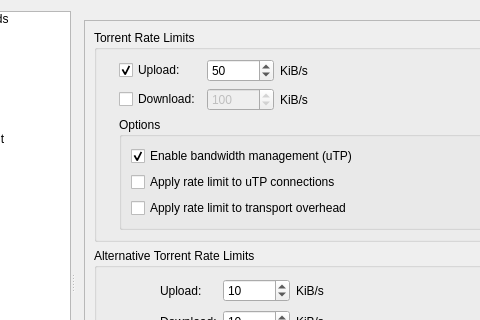
Qt form src/preferences/options.ui (qmule/qmule) before a commit; both pictures show x 198 to 678 and y 0 to 320 of the 789 by 591 pixel window.
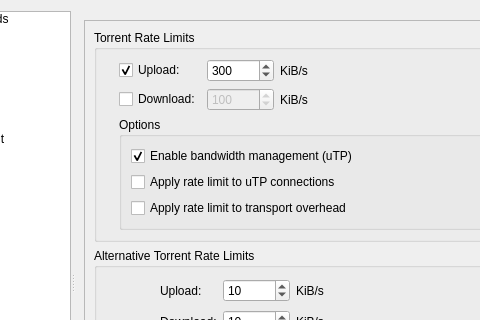
The same form after that commit. The open tabs and pages were chosen to show the change. Icons and pictures are not drawn.

Commit message: #92 correct upload limit

Diff of the .ui file:
```diff
--- a/src/preferences/options.ui
+++ b/src/preferences/options.ui
@@ -1345,8 +1345,8 @@
             <rect>
              <x>0</x>
              <y>0</y>
-             <width>275</width>
-             <height>396</height>
+             <width>486</width>
+             <height>456</height>
             </rect>
            </property>
            <layout class="QVBoxLayout" name="verticalLayout_33">
@@ -1393,7 +1393,7 @@
                     <number>1000000</number>
                    </property>
                    <property name="value">
-                    <number>50</number>
+                    <number>300</number>
                    </property>
                   </widget>
                  </item>
```
Left out of the diff: 26 changed lines with no effect on the pictures. The commit also changes 1 other file.
